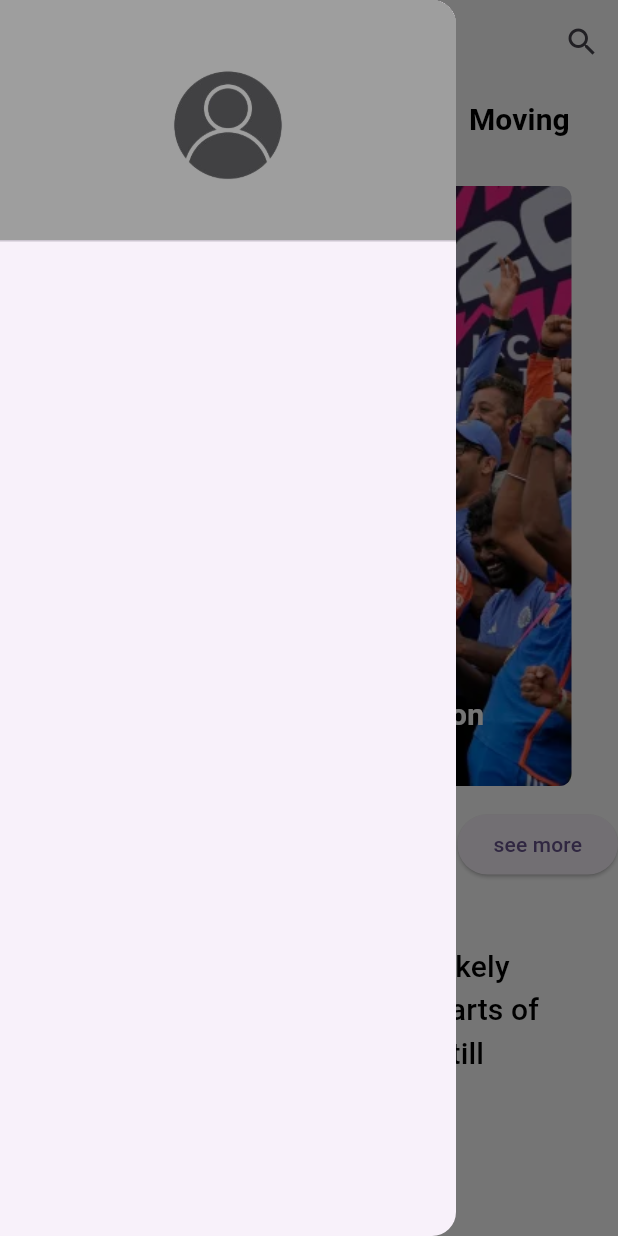
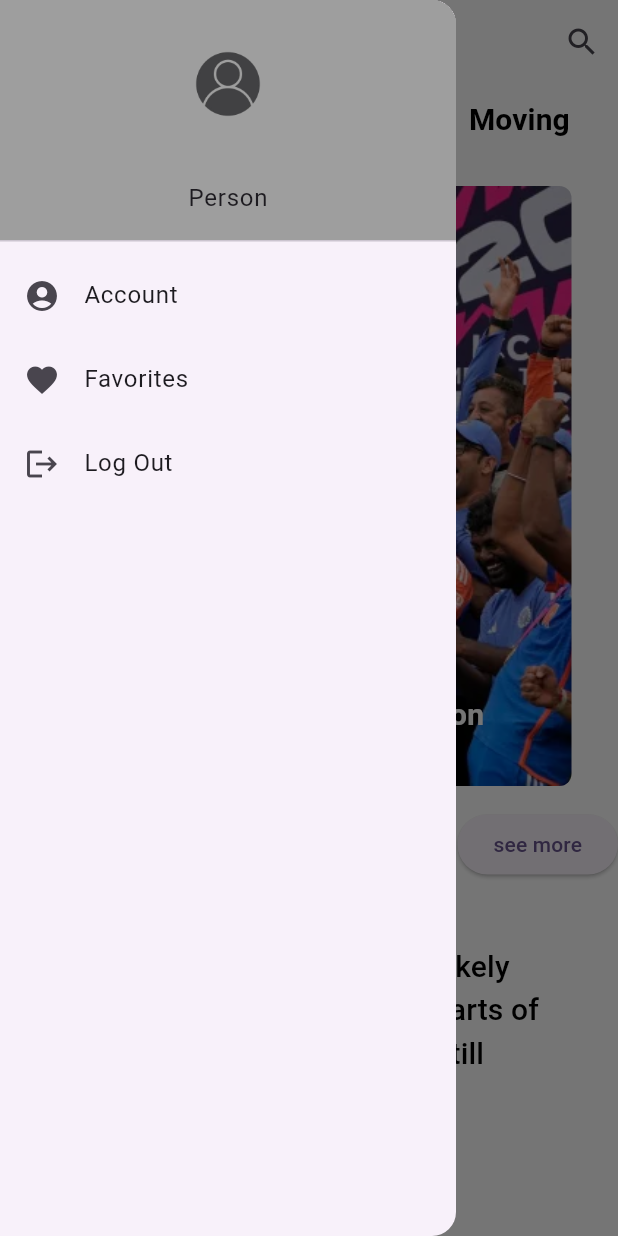
Before and after one commit to KhushiBorana08/news_app, a Flutter app: the Homescreen screen opened directly, with the side drawer open, on a phone screen of 412 x 824 dp. Run offline on Flutter 3.47's test engine with Material 3 defaults, Android fonts, the phone set to English and light mode, and no system bars; our stand-ins replace shared_preferences; accounts and stored records are empty.

Commit message:
inital commit

```diff
--- a/lib/Screens/Home/homescreen.dart
+++ b/lib/Screens/Home/homescreen.dart
@@ -17,15 +17,36 @@ class _HomescreenState extends State<Homescreen> with SingleTickerProviderStateM
       drawer: Drawer(
         child: ListView(
           children: [
-            DrawerHeader(decoration: BoxDecoration(
+            DrawerHeader(
+              decoration: BoxDecoration(
               color: Colors.grey,
             ),
             child: Column(
               children: [
-                ClipRect(child: Image.asset("assets/images/drawer-removebg-preview.png", height:135 ,),),
-
+                ClipRRect(child: Image.asset("assets/images/drawer-removebg-preview.png",
+                  height:80,
+                ),
+                  borderRadius: BorderRadius.circular(20),
+                ),
+                Text('\nPerson'),
               ],
-            ),)
+            ),),
+            Column(
+              children: [
+                ListTile(
+                  leading: Icon(Icons.account_circle_rounded),
+                  title: Text('Account'),
+                ),
+                ListTile(
+                  leading: Icon(Icons.favorite),
+                  title: Text('Favorites'),
+                ),
+                ListTile(
+                  leading: Icon(Icons.logout),
+                  title: Text('Log Out'),
+                ),
+              ],
+            )
           ],
         ),
       ),
```
